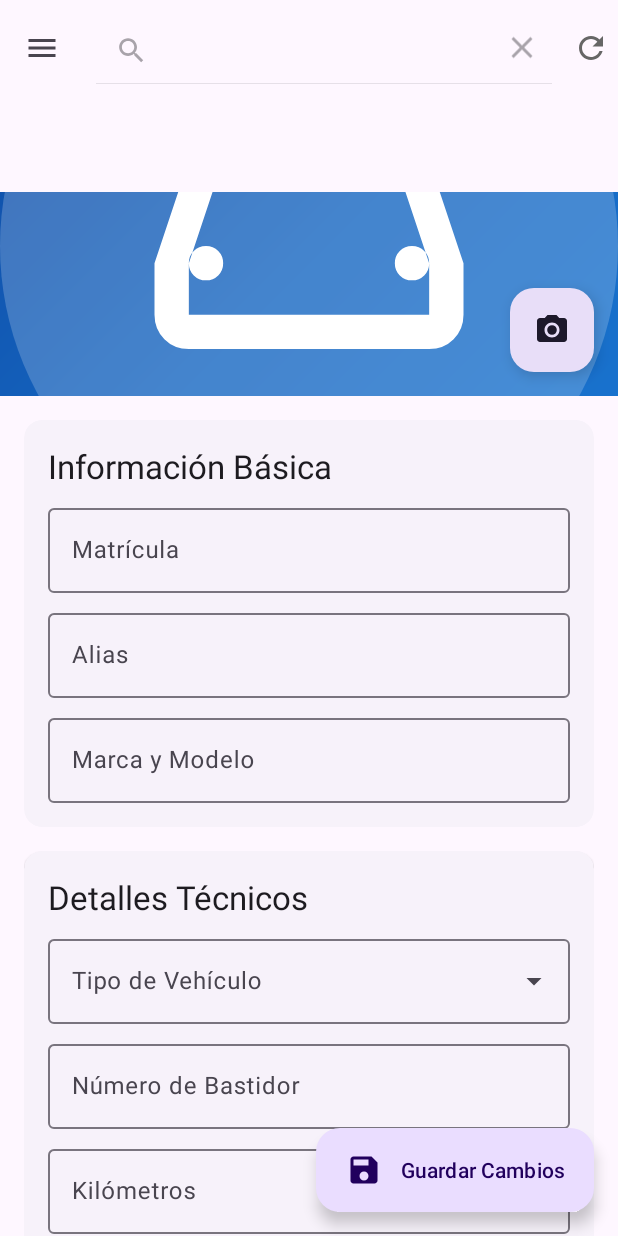
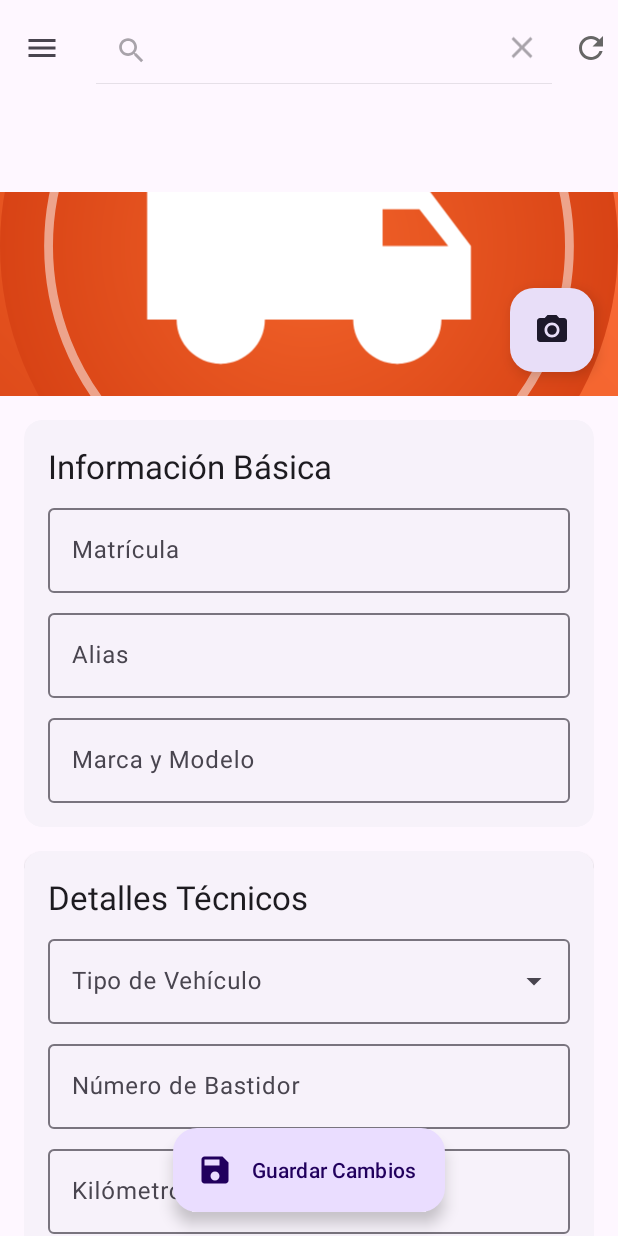
Before and after one commit to gitfrandu4/geofleet, an Android app built with Jetpack Compose: the fragment VehicleProfileFragment placed in its activity, after a tap on "Search", on a phone screen of 412 x 824 dp. Run offline under Robolectric (Android 15) with nearby library versions, the phone set to English and light mode, and no system bars; our stand-ins replace CircleImageView, Firebase (no records; nobody signed in at launch, a user with empty details on screens opened directly), Room's generated code, navigation-ui; network calls fail; pictures from the network do not load; 8 statements that could not run were skipped.

Commit message:
Refactor vehicle position retrieval to use Response type; update UI layout and placeholder design

```diff
--- a/app/src/main/java/com/example/geofleet/data/api/VehicleService.kt
+++ b/app/src/main/java/com/example/geofleet/data/api/VehicleService.kt
@@ -1,6 +1,7 @@
 package com.example.geofleet.data.api
 
 import com.example.geofleet.data.model.VehiclePosition
+import retrofit2.Response
 import retrofit2.http.GET
 import retrofit2.http.Header
 import retrofit2.http.Path
@@ -10,5 +11,5 @@ interface VehicleService {
     suspend fun getVehiclePosition(
         @Path("id") vehicleId: String,
         @Header("Authorization") token: String
-    ): VehiclePosition?
+    ): Response<VehiclePosition>
 }
--- a/app/src/main/java/com/example/geofleet/ui/MapActivity.kt
+++ b/app/src/main/java/com/example/geofleet/ui/MapActivity.kt
@@ -281,8 +281,9 @@ class MapActivity :
                     .map { vehicleId ->
                         async {
                             try {
-                                val position = vehicleService.getVehiclePosition(vehicleId, apiToken)
-                                if (position != null) {
+                                val response = vehicleService.getVehiclePosition(vehicleId, apiToken)
+                                if (response.isSuccessful && response.body() != null) {
+                                    val position = response.body()!!
                                     VehiclePositionEntity(
                                         vehicleId = vehicleId,
                                         latitude = position.getLatitudeAsDouble(),
@@ -290,6 +291,7 @@ class MapActivity :
                                         timestamp = position.timestamp
                                     )
                                 } else {
+                                    Log.w("MapActivity", "No data available for vehicle $vehicleId (${response.code()} - ${response.message()})")
                                     null
                                 }
                             } catch (e: Exception) {
--- a/app/src/main/java/com/example/geofleet/ui/fleet/VehicleAdapter.kt
+++ b/app/src/main/java/com/example/geofleet/ui/fleet/VehicleAdapter.kt
@@ -34,11 +34,11 @@ class VehicleAdapter(
                 if (vehicle.photoUrl != null) {
                     Picasso.get()
                             .load(vehicle.photoUrl)
-                        .placeholder(R.drawable.ic_vehicle_marker)
-                        .error(R.drawable.ic_vehicle_marker)
+                            .placeholder(R.drawable.vehicle_profile_placeholder)
+                            .error(R.drawable.vehicle_profile_placeholder)
                             .into(vehicleImage)
                 } else {
-                    vehicleImage.setImageResource(R.drawable.ic_vehicle_marker)
+                    vehicleImage.setImageResource(R.drawable.vehicle_profile_placeholder)
                 }
 
                 // Configurar botones
--- a/app/src/main/res/drawable/vehicle_profile_placeholder.xml
+++ b/app/src/main/res/drawable/vehicle_profile_placeholder.xml
@@ -1,28 +1,55 @@
 <?xml version="1.0" encoding="utf-8"?>
 <layer-list xmlns:android="http://schemas.android.com/apk/res/android">
-    <!-- Background gradient -->
+    <!-- Background with modern gradient -->
     <item>
         <shape android:shape="rectangle">
             <gradient
-                android:angle="135"
-                android:endColor="#0D47A1"
-                android:centerColor="#1565C0"
-                android:startColor="#1976D2"
+                android:angle="225"
+                android:endColor="#D84315"
+                android:centerColor="#F2632A"
+                android:startColor="#FF7043"
                 android:type="linear" />
         </shape>
     </item>
 
-    <!-- Center icon with background -->
+    <!-- Abstract pattern -->
+    <item>
+        <rotate android:fromDegrees="45">
+            <shape android:shape="line">
+                <stroke android:width="4dp"
+                    android:color="#33FFFFFF" />
+                <size android:height="40dp" />
+            </shape>
+        </rotate>
+    </item>
+
+    <!-- Circular background for icon -->
+    <item
+        android:width="140dp"
+        android:height="140dp"
+        android:gravity="center">
+        <shape android:shape="oval">
+            <gradient
+                android:type="radial"
+                android:gradientRadius="70dp"
+                android:startColor="#F2632A"
+                android:endColor="#D84315" />
+        </shape>
+    </item>
+
+    <!-- Inner circle glow -->
     <item
         android:width="120dp"
         android:height="120dp"
         android:gravity="center">
         <shape android:shape="oval">
-            <solid android:color="#33FFFFFF" />
+            <stroke
+                android:width="2dp"
+                android:color="#80FFFFFF" />
         </shape>
     </item>
 
-    <!-- Vehicle icon -->
+    <!-- Vehicle icon with modern truck design -->
     <item
         android:width="80dp"
         android:height="80dp"
@@ -30,11 +57,17 @@
         <vector
             android:width="80dp"
             android:height="80dp"
-            android:viewportWidth="960"
-            android:viewportHeight="960">
+            android:viewportWidth="24"
+            android:viewportHeight="24">
             <path
                 android:fillColor="#FFFFFF"
-                android:pathData="M200,720Q166,720 143,697Q120,674 120,640L120,520L200,280Q207,263 222,251.5Q237,240 256,240L704,240Q723,240 738,251.5Q753,263 760,280L840,520L840,640Q840,674 817,697Q794,720 760,720L200,720ZM200,640L760,640Q760,640 760,640Q760,640 760,640L760,520L686.67,300Q686.67,300 686.67,300Q686.67,300 686.67,300L273.33,300Q273.33,300 273.33,300Q273.33,300 273.33,300L200,520L200,640Q200,640 200,640Q200,640 200,640ZM240,560Q257,560 268.5,548.5Q280,537 280,520Q280,503 268.5,491.5Q257,480 240,480Q223,480 211.5,491.5Q200,503 200,520Q200,537 211.5,548.5Q223,560 240,560ZM720,560Q737,560 748.5,548.5Q760,537 760,520Q760,503 748.5,491.5Q737,480 720,480Q703,480 691.5,491.5Q680,503 680,520Q680,537 691.5,548.5Q703,560 720,560Z" />
+                android:pathData="M18,18.5m-1.5,0a1.5,1.5 0,1 1,3 0a1.5,1.5 0,1 1,-3 0" />
+            <path
+                android:fillColor="#FFFFFF"
+                android:pathData="M6,18.5m-1.5,0a1.5,1.5 0,1 1,3 0a1.5,1.5 0,1 1,-3 0" />
+            <path
+                android:fillColor="#FFFFFF"
+                android:pathData="M20,8h-3V4H3C1.9,4 1,4.9 1,6v11h2c0,1.66 1.34,3 3,3s3,-1.34 3,-3h6c0,1.66 1.34,3 3,3s3,-1.34 3,-3h2v-5L20,8zM19.5,9.5l1.96,2.5H17V9.5H19.5z" />
         </vector>
     </item>
 </layer-list>
--- a/app/src/main/res/layout/fragment_vehicle_profile.xml
+++ b/app/src/main/res/layout/fragment_vehicle_profile.xml
@@ -53,6 +53,7 @@
     </com.google.android.material.appbar.AppBarLayout>
 
     <androidx.core.widget.NestedScrollView
+        android:id="@+id/nestedScrollView"
         android:layout_width="match_parent"
         android:layout_height="match_parent"
         app:layout_behavior="@string/appbar_scrolling_view_behavior">
@@ -288,10 +289,11 @@
         android:id="@+id/saveFab"
         android:layout_width="wrap_content"
         android:layout_height="wrap_content"
-        android:layout_gravity="bottom|end"
-        android:layout_margin="16dp"
+        android:layout_gravity="bottom|center"
+        android:layout_marginBottom="16dp"
         android:text="@string/save_changes"
         app:icon="@drawable/ic_save"
-        style="@style/Widget.Material3.ExtendedFloatingActionButton.Primary" />
+        app:layout_anchor="@id/nestedScrollView"
+        app:layout_anchorGravity="bottom|center" />
 
 </androidx.coordinatorlayout.widget.CoordinatorLayout>
```
Also changed, not shown: app/src/main/java/com/example/geofleet/ui/fleet/FleetViewModel.kt (+6 -3 lines), app/src/main/java/com/example/geofleet/ui/vehicles/VehiclePositionsViewModel.kt (+4 -4 lines), 1 other file. Lines whose indentation alone changed are shown as unchanged.
